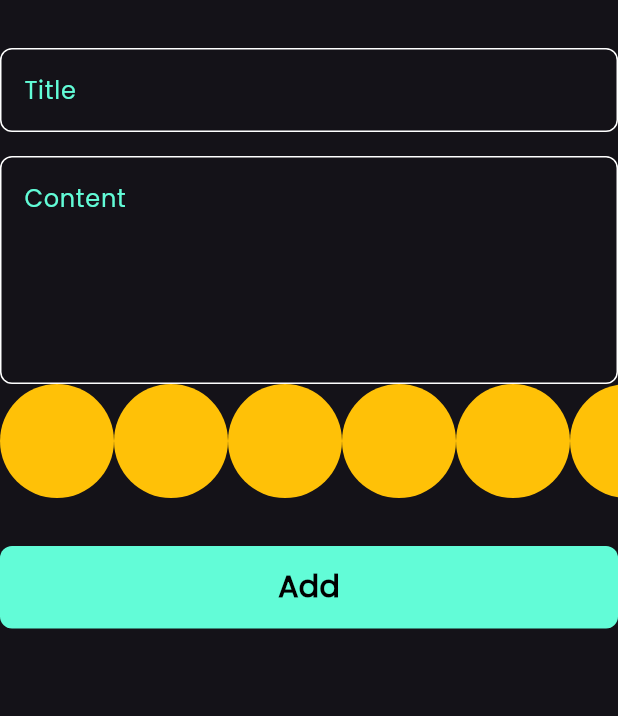
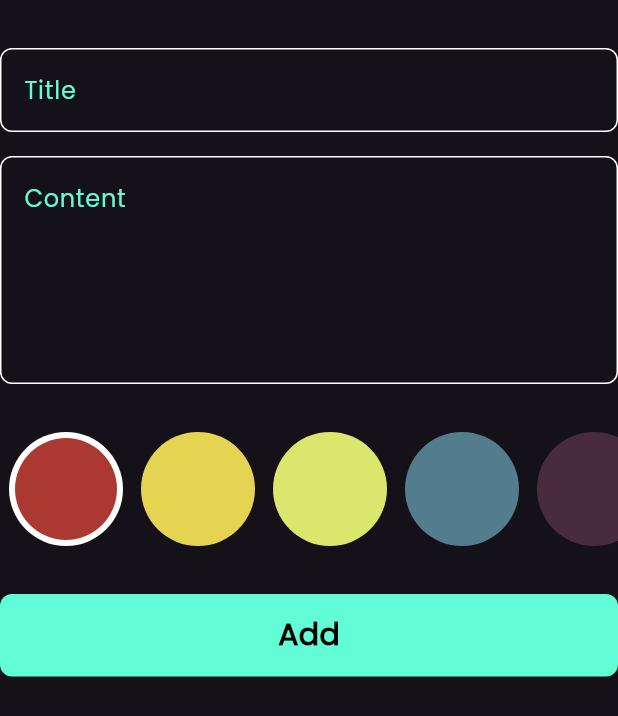
Before and after one commit to mhaz10/notes_app_udemy, a Flutter app: the AddNoteForm widget shown alone on an empty page, opened directly, on a phone screen of 412 x 824 dp. Shown: the top 716 px of the screen. Run offline on Flutter 3.47's test engine with Material 3 defaults, Android fonts, the phone set to English and light mode, and no system bars; our stand-ins replace bloc, flutter_bloc, hive, hive_flutter; accounts and stored records are empty.

Commit message:
colors list view part two

```diff
--- a/lib/views/widgets/add_note_form.dart
+++ b/lib/views/widgets/add_note_form.dart
@@ -46,6 +46,7 @@ class _AddNoteFormState extends State<AddNoteForm> {
             hintText: 'Content',
             maxLines: 5,
           ),
+          const SizedBox(height: 32,),
           const ColorsListView(),
           const SizedBox(height: 32,),
           BlocBuilder<AddNoteCubit, AddNoteState>(
--- a/lib/views/widgets/colors_list_view.dart
+++ b/lib/views/widgets/colors_list_view.dart
@@ -1,7 +1,22 @@
 import 'package:flutter/material.dart';
 
-class ColorsListView extends StatelessWidget {
+class ColorsListView extends StatefulWidget {
   const ColorsListView({super.key});
+
+  @override
+  State<ColorsListView> createState() => _ColorsListViewState();
+}
+
+class _ColorsListViewState extends State<ColorsListView> {
+  int currentIndex = 0;
+
+  List<Color> colors = const [
+    Color(0xffAC3931),
+    Color(0xffE5D352),
+    Color(0xffD9E76C),
+    Color(0xff537D8D),
+    Color(0xff482C3D),
+  ];
 
   @override
   Widget build(BuildContext context) {
@@ -9,21 +24,41 @@ class ColorsListView extends StatelessWidget {
       height: 76,
       child: ListView.builder(
         scrollDirection: Axis.horizontal,
-        itemCount: 10,
-        itemBuilder: (context, index) => const ColorItem(),
+        itemCount: colors.length,
+        itemBuilder: (context, index) => Padding(
+          padding: const EdgeInsets.symmetric(horizontal: 6),
+          child: GestureDetector(
+              onTap: () {
+                currentIndex = index;
+              },
+              child: ColorItem(
+              color: colors[index],
+              isActive: currentIndex == index ? true : false)),
+        ),
       ),
     );
   }
 }
 
 class ColorItem extends StatelessWidget {
-  const ColorItem({super.key});
+  const ColorItem({super.key, required this.isActive, required this.color});
+
+  final bool isActive;
+  final Color color;
 
   @override
   Widget build(BuildContext context) {
-    return const CircleAvatar(
+    return isActive ?
+    CircleAvatar(
       radius: 38,
-      backgroundColor: Colors.amber,
+      backgroundColor: Colors.white,
+      child: CircleAvatar(
+        radius: 34,
+        backgroundColor: color,
+      ),
+    ) : CircleAvatar(
+      radius: 38,
+      backgroundColor: color,
     );
   }
 }
```
